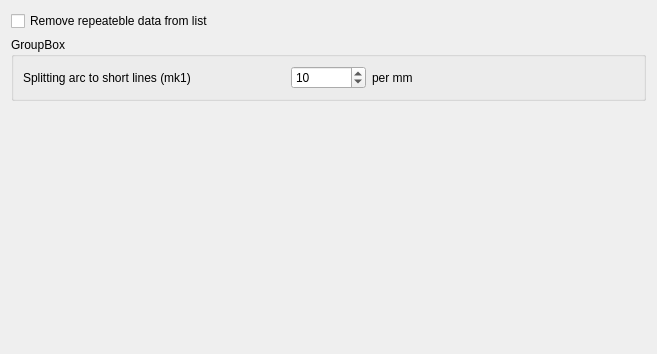
eduard-x/cnc-qt, file sources/forms/sParser.ui: the form before one commit.
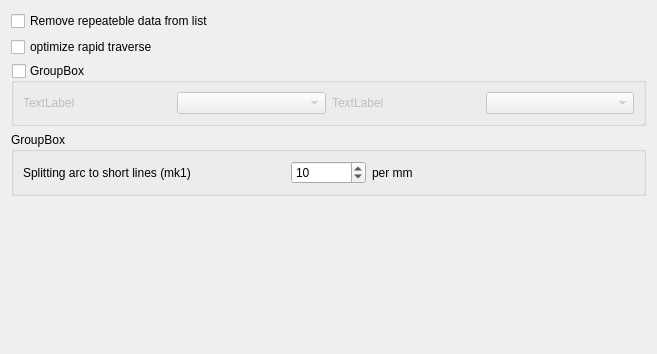
The form after the commit.

Commit message: parser params gui

Patch:
```diff
--- a/sources/forms/sParser.ui
+++ b/sources/forms/sParser.ui
@@ -21,7 +21,20 @@
      </property>
     </widget>
    </item>
-   <item row="1" column="0">
+   <item row="4" column="0">
+    <spacer name="verticalSpacer_10">
+     <property name="orientation">
+      <enum>Qt::Vertical</enum>
+     </property>
+     <property name="sizeHint" stdset="0">
+      <size>
+       <width>20</width>
+       <height>230</height>
+      </size>
+     </property>
+    </spacer>
+   </item>
+   <item row="3" column="0">
     <widget class="QGroupBox" name="groupBoxArc">
      <property name="sizePolicy">
       <sizepolicy hsizetype="Minimum" vsizetype="Minimum">
@@ -88,18 +101,53 @@
      </layout>
     </widget>
    </item>
+   <item row="1" column="0">
+    <widget class="QCheckBox" name="checkBoxOptimize">
+     <property name="text">
+      <string>optimize rapid traverse</string>
+     </property>
+    </widget>
+   </item>
    <item row="2" column="0">
-    <spacer name="verticalSpacer_10">
-     <property name="orientation">
-      <enum>Qt::Vertical</enum>
+    <widget class="QGroupBox" name="groupBoxRepeat">
+     <property name="sizePolicy">
+      <sizepolicy hsizetype="Minimum" vsizetype="Minimum">
+       <horstretch>0</horstretch>
+       <verstretch>0</verstretch>
+      </sizepolicy>
      </property>
-     <property name="sizeHint" stdset="0">
-      <size>
-       <width>20</width>
-       <height>230</height>
-      </size>
+     <property name="title">
+      <string>GroupBox</string>
      </property>
-    </spacer>
+     <property name="checkable">
+      <bool>true</bool>
+     </property>
+     <property name="checked">
+      <bool>false</bool>
+     </property>
+     <layout class="QGridLayout" name="gridLayout_2">
+      <item row="0" column="0">
+       <widget class="QLabel" name="labelRepeat">
+        <property name="text">
+         <string>TextLabel</string>
+        </property>
+       </widget>
+      </item>
+      <item row="0" column="1">
+       <widget class="QComboBox" name="comboBoxTimes"/>
+      </item>
+      <item row="0" column="2">
+       <widget class="QLabel" name="labelDepth">
+        <property name="text">
+         <string>TextLabel</string>
+        </property>
+       </widget>
+      </item>
+      <item row="0" column="3">
+       <widget class="QComboBox" name="comboBoxDepth"/>
+      </item>
+     </layout>
+    </widget>
    </item>
   </layout>
  </widget>
```
The commit also changes 7 other files.
